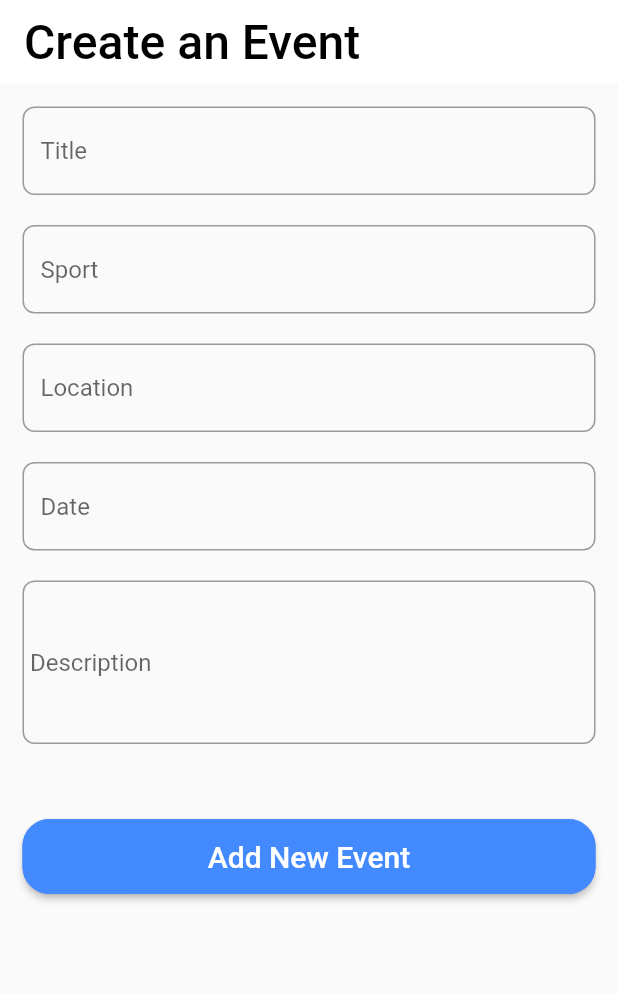
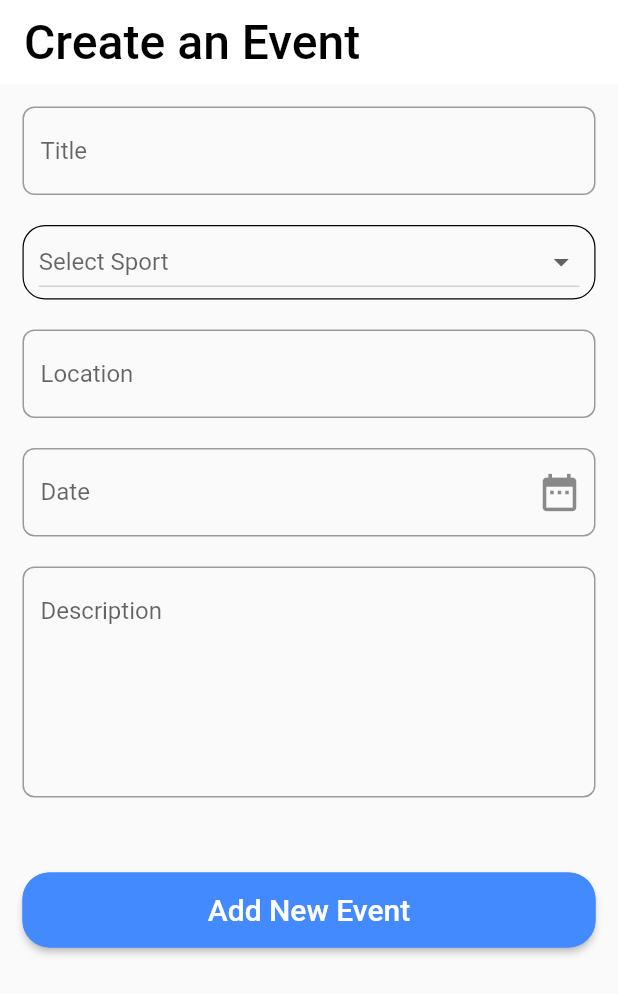
Before and after one commit to zohaibxrehman/Sportify, a Flutter app: the screen it shows after launch, on a phone screen of 412 x 824 dp. Shown: the top 994 px of the screen. Run offline on Flutter 3.47's test engine with Material 2 defaults, Android fonts, the phone set to English and light mode, and no system bars; drawn by our look-alikes of datetime_picker_formfield; our stand-ins replace cloud_firestore, dio; accounts and stored records are empty.

Commit message:
SPOR7: Add dropdown button for selecting sports and improve the layout

```diff
--- a/flutter/sportify_app/lib/screens/event_creation_page.dart
+++ b/flutter/sportify_app/lib/screens/event_creation_page.dart
@@ -18,6 +18,10 @@ class BasicDateField extends StatelessWidget {
       DateTimeField(
         decoration: InputDecoration(
           hintText: 'Date',
+          suffixIcon: Icon(
+            Icons.date_range,
+            size: 30,
+          ),
           border: OutlineInputBorder(borderRadius: BorderRadius.circular(8)),
         ),
         format: format,
@@ -30,6 +34,66 @@ class BasicDateField extends StatelessWidget {
         },
       ),
     ]);
+  }
+}
+
+class SportPicker extends StatefulWidget {
+  @override
+  _SportPickerState createState() {
+    return _SportPickerState();
+  }
+}
+
+class _SportPickerState extends State<SportPicker> {
+  String _value;
+
+  @override
+  Widget build(BuildContext context) {
+    return Center(
+      child: Container(
+        padding: EdgeInsets.symmetric(horizontal: 10.0),
+        decoration: BoxDecoration(
+          borderRadius: BorderRadius.circular(15.0),
+          border: Border.all(style: BorderStyle.solid, width: 0.80),
+        ),
+        child: DropdownButton<String>(
+          isExpanded: true,
+          items: [
+            DropdownMenuItem<String>(
+              child: Text('Cricket'),
+              value: 'one',
+            ),
+            DropdownMenuItem<String>(
+              child: Text('Basketball'),
+              value: 'two',
+            ),
+            DropdownMenuItem<String>(
+              child: Text('Hockey'),
+              value: 'three',
+            ),
+            DropdownMenuItem<String>(
+              child: Text('Football'),
+              value: 'four',
+            ),
+            DropdownMenuItem<String>(
+              child: Text('Badminton'),
+              value: 'five',
+            ),
+            DropdownMenuItem<String>(
+              child: Text('Tennis'),
+              value: 'six',
+            ),
+          ],
+          onChanged: (String value) {
+            setState(() {
+              _value = value;
+            });
+          },
+          hint: Text('Select Sport'),
+          value: _value,
+        ),
+      ),
+    );
   }
 }
 
@@ -101,10 +165,10 @@ class EventCreationState extends State<EventCreation> {
       decoration: InputDecoration(
         hintText: 'Description',
         border: OutlineInputBorder(borderRadius: BorderRadius.circular(8)),
-        contentPadding: new EdgeInsets.fromLTRB(5, 0, 0, 90),
+        // contentPadding: const EdgeInsets.fromLTRB(5, 0, 0, 90),
       ),
       keyboardType: TextInputType.multiline,
-      maxLines: null,
+      maxLines: 6,
       validator: (String value) {
         if (value.isEmpty) {
           return 'Description is required';
@@ -144,7 +208,8 @@ class EventCreationState extends State<EventCreation> {
                 SizedBox(
                   height: 20,
                 ),
-                _buildSport(),
+                // _buildSport(),
+                SportPicker(),
                 SizedBox(
                   height: 20,
                 ),
--- a/flutter/sportify_app/pubspec.yaml
+++ b/flutter/sportify_app/pubspec.yaml
@@ -25,6 +25,8 @@ dependencies:
     sdk: flutter
   datetime_picker_formfield: ^1.0.0
   intl: ^0.16.1
+  http:
+  dio:
 
 
   # The following adds the Cupertino Icons font to your application.
```
Also changed, not shown: flutter/sportify_app/lib/screens/landing_page.dart (+40 -5 lines), flutter/sportify_app/pubspec.lock, 2 other files.
